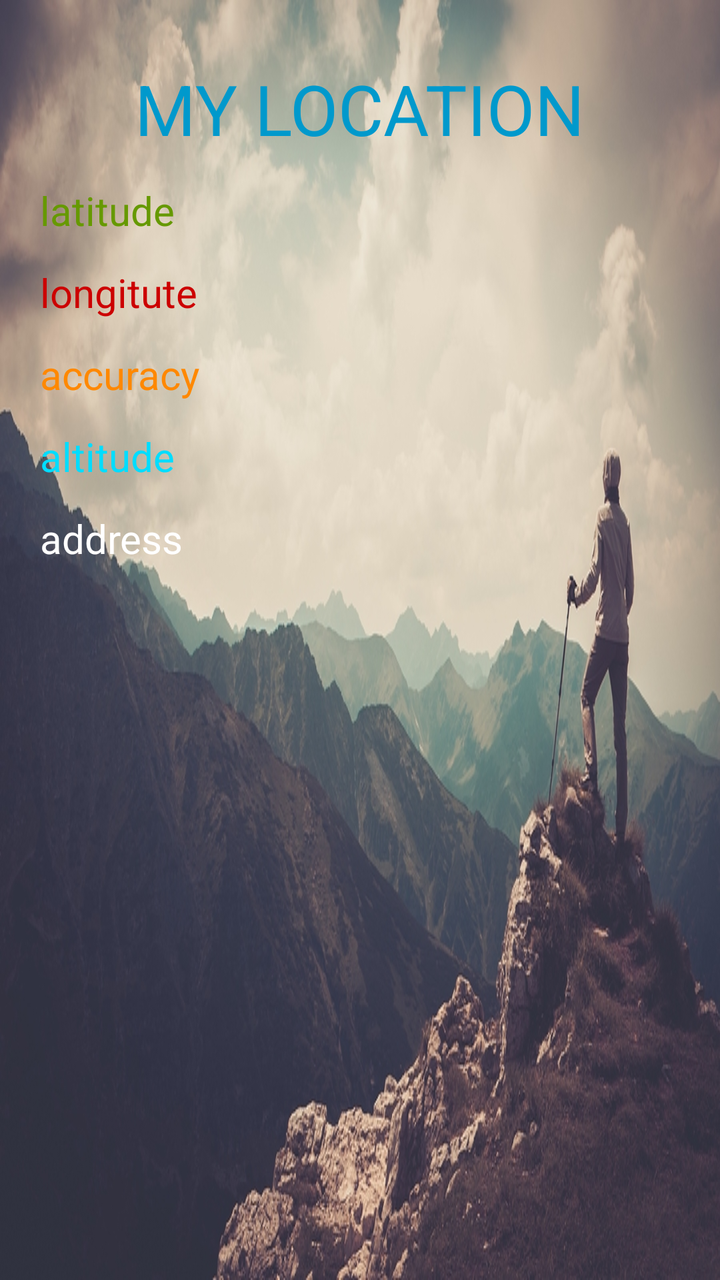
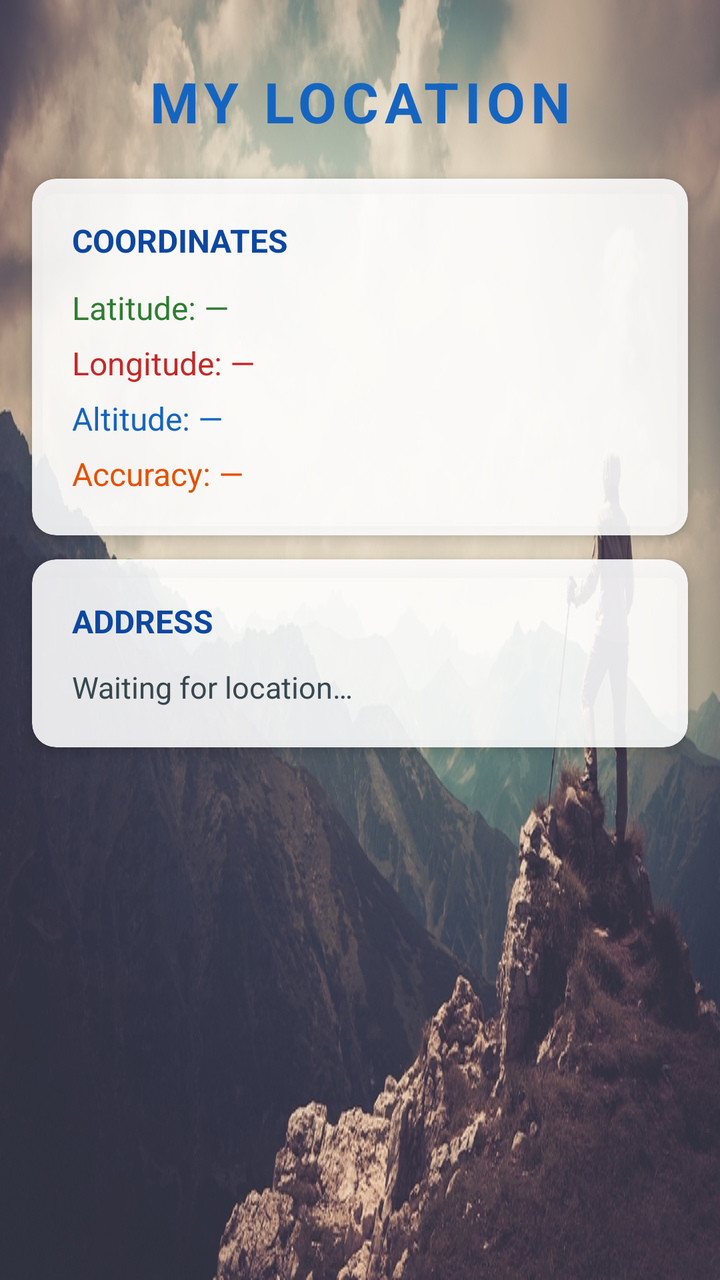

Two renders of the same Android screen: before a commit and after it. Below are the layout's source before the change and the commit's diff.
<!-- AndroidManifest.xml: application theme AppTheme -->
<!-- res/layout/activity_main.xml -->
<?xml version="1.0" encoding="utf-8"?>
<RelativeLayout xmlns:android="http://schemas.android.com/apk/res/android"
    xmlns:app="http://schemas.android.com/apk/res-auto"
    xmlns:tools="http://schemas.android.com/tools"
    android:layout_width="match_parent"
    android:layout_height="match_parent"
    tools:context=".MainActivity"
    android:background="@drawable/back">

    <TextView
        android:layout_width="wrap_content"
        android:layout_height="wrap_content"
        android:layout_alignParentTop="true"
        android:layout_centerHorizontal="true"
        android:layout_marginTop="31dp"
        android:text="MY LOCATION"
        android:textColor="@android:color/holo_blue_dark"
        android:textSize="35dp"
        android:id="@+id/imhere"/>

    <TextView
        android:id="@+id/lat"
        android:layout_width="wrap_content"
        android:layout_height="wrap_content"
        android:layout_below="@+id/imhere"
        android:layout_marginLeft="20dp"
        android:layout_marginTop="14dp"
        android:text="latitude"
        android:textColor="@android:color/holo_green_dark"
        android:textSize="20dp" />

    <TextView
        android:id="@+id/lon"
        android:layout_width="wrap_content"
        android:layout_height="wrap_content"
        android:layout_below="@+id/lat"
        android:layout_marginLeft="20dp"
        android:layout_marginTop="14dp"
        android:text="longitute"
        android:textColor="@android:color/holo_red_dark"
        android:textSize="20dp" />

    <TextView
        android:id="@+id/acc"
        android:layout_width="wrap_content"
        android:layout_height="wrap_content"
        android:layout_below="@+id/lon"
        android:layout_marginLeft="20dp"
        android:layout_marginTop="14dp"
        android:text="accuracy"
        android:textColor="@android:color/holo_orange_dark"
        android:textSize="20dp" />

    <TextView
        android:id="@+id/alt"
        android:layout_width="wrap_content"
        android:layout_height="wrap_content"
        android:layout_below="@+id/acc"
        android:layout_marginLeft="20dp"
        android:layout_marginTop="14dp"
        android:text="altitude"
        android:textColor="@android:color/holo_blue_bright"
        android:textSize="20dp" />

    <TextView
        android:id="@+id/add"
        android:layout_width="wrap_content"
        android:layout_height="wrap_content"
        android:layout_below="@+id/alt"
        android:layout_marginLeft="20dp"
        android:layout_marginTop="14dp"
        android:text="address "
        android:textColor="@android:color/white"
        android:textSize="20dp" />

    <ProgressBar
        android:id="@+id/progressBar"
        style="?android:attr/progressBarStyleSmall"
        android:layout_width="60dp"
        android:layout_height="60dp"
        android:layout_centerHorizontal="true"
        android:layout_marginTop="45dp"
        android:padding="5dp"
        android:visibility="invisible" />


</RelativeLayout>
<!-- resources referenced by this layout -->
<resources>
  <!-- drawable back: jpg bitmap (drawable-v24, 267644 bytes) -->
  <style name="AppTheme" parent="Theme.AppCompat.Light.DarkActionBar">
          
          <item name="colorPrimary">#BCC2C7</item>
          <item name="colorPrimaryDark">#707377</item>
          <item name="colorAccent">@color/colorAccent</item>
      </style>
  <color name="colorAccent">#FF4081</color>
</resources>

<!-- the commit's change to res/layout/activity_main.xml (unified diff, before → after) -->
@@ -1,87 +1,164 @@
 <?xml version="1.0" encoding="utf-8"?>
-<RelativeLayout xmlns:android="http://schemas.android.com/apk/res/android"
+<androidx.constraintlayout.widget.ConstraintLayout
+    xmlns:android="http://schemas.android.com/apk/res/android"
     xmlns:app="http://schemas.android.com/apk/res-auto"
     xmlns:tools="http://schemas.android.com/tools"
     android:layout_width="match_parent"
     android:layout_height="match_parent"
-    tools:context=".MainActivity"
-    android:background="@drawable/back">
+    android:background="@drawable/back"
+    tools:context=".MainActivity">
+
+    
+    <TextView
+        android:id="@+id/titleText"
+        android:layout_width="wrap_content"
+        android:layout_height="wrap_content"
+        android:layout_marginTop="32dp"
+        android:text="@string/title_my_location"
+        android:textColor="@color/colorPrimary"
+        android:textSize="28sp"
+        android:textStyle="bold"
+        android:letterSpacing="0.1"
+        app:layout_constraintEnd_toEndOf="parent"
+        app:layout_constraintStart_toStartOf="parent"
+        app:layout_constraintTop_toTopOf="parent" />
+
+    
+    <ProgressBar
+        android:id="@+id/progressBar"
+        android:layout_width="48dp"
+        android:layout_height="48dp"
+        android:layout_marginTop="16dp"
+        android:visibility="gone"
+        app:layout_constraintEnd_toEndOf="parent"
+        app:layout_constraintStart_toStartOf="parent"
+        app:layout_constraintTop_toBottomOf="@id/titleText" />
 
     <TextView
+        android:id="@+id/statusText"
         android:layout_width="wrap_content"
         android:layout_height="wrap_content"
-        android:layout_alignParentTop="true"
-        android:layout_centerHorizontal="true"
-        android:layout_marginTop="31dp"
-        android:text="MY LOCATION"
-        android:textColor="@android:color/holo_blue_dark"
-        android:textSize="35dp"
-        android:id="@+id/imhere"/>
+        android:layout_marginTop="8dp"
+        android:text="@string/status_fetching"
+        android:textColor="@android:color/darker_gray"
+        android:textSize="14sp"
+        android:visibility="gone"
+        app:layout_constraintEnd_toEndOf="parent"
+        app:layout_constraintStart_toStartOf="parent"
+        app:layout_constraintTop_toBottomOf="@id/progressBar" />
 
-    <TextView
-        android:id="@+id/lat"
-        android:layout_width="wrap_content"
+    
+    <androidx.cardview.widget.CardView
+        android:id="@+id/coordsCard"
+        android:layout_width="0dp"
         android:layout_height="wrap_content"
-        android:layout_below="@+id/imhere"
-        android:layout_marginLeft="20dp"
-        android:layout_marginTop="14dp"
-        android:text="latitude"
-        android:textColor="@android:color/holo_green_dark"
-        android:textSize="20dp" />
+        android:layout_marginStart="16dp"
+        android:layout_marginTop="20dp"
+        android:layout_marginEnd="16dp"
+        app:cardBackgroundColor="#E0FFFFFF"
+        app:cardCornerRadius="12dp"
+        app:cardElevation="4dp"
+        app:layout_constraintEnd_toEndOf="parent"
+        app:layout_constraintStart_toStartOf="parent"
+        app:layout_constraintTop_toBottomOf="@id/statusText">
 
-    <TextView
-        android:id="@+id/lon"
-        android:layout_width="wrap_content"
+        <LinearLayout
+            android:layout_width="match_parent"
+            android:layout_height="wrap_content"
+            android:orientation="vertical"
+            android:padding="20dp">
+
+            <TextView
+                android:layout_width="wrap_content"
+                android:layout_height="wrap_content"
+                android:text="@string/header_coordinates"
+                android:textColor="@color/colorPrimaryDark"
+                android:textSize="16sp"
+                android:textStyle="bold"
+                android:layout_marginBottom="12dp" />
+
+            <TextView
+                android:id="@+id/lat"
+                android:layout_width="wrap_content"
+                android:layout_height="wrap_content"
+                android:drawablePadding="8dp"
+                android:text="@string/default_latitude"
+                android:textColor="#2E7D32"
+                android:textSize="16sp"
+                android:layout_marginBottom="6dp" />
+
+            <TextView
+                android:id="@+id/lon"
+                android:layout_width="wrap_content"
+                android:layout_height="wrap_content"
+                android:drawablePadding="8dp"
+                android:text="@string/default_longitude"
+                android:textColor="#C62828"
+                android:textSize="16sp"
+                android:layout_marginBottom="6dp" />
+
+            <TextView
+                android:id="@+id/alt"
+                android:layout_width="wrap_content"
+                android:layout_height="wrap_content"
+                android:drawablePadding="8dp"
+                android:text="@string/default_altitude"
+                android:textColor="#1565C0"
+                android:textSize="16sp"
+                android:layout_marginBottom="6dp" />
+
+            <TextView
+                android:id="@+id/acc"
+                android:layout_width="wrap_content"
+                android:layout_height="wrap_content"
+                android:drawablePadding="8dp"
+                android:text="@string/default_accuracy"
+                android:textColor="#E65100"
+                android:textSize="16sp" />
+
+        </LinearLayout>
+    </androidx.cardview.widget.CardView>
+
+    
+    <androidx.cardview.widget.CardView
+        android:id="@+id/addressCard"
+        android:layout_width="0dp"
         android:layout_height="wrap_content"
-        android:layout_below="@+id/lat"
-        android:layout_marginLeft="20dp"
-        android:layout_marginTop="14dp"
-        android:text="longitute"
-        android:textColor="@android:color/holo_red_dark"
-        android:textSize="20dp" />
+        android:layout_marginStart="16dp"
+        android:layout_marginTop="12dp"
+        android:layout_marginEnd="16dp"
+        app:cardBackgroundColor="#E0FFFFFF"
+        app:cardCornerRadius="12dp"
+        app:cardElevation="4dp"
+        app:layout_constraintEnd_toEndOf="parent"
+        app:layout_constraintStart_toStartOf="parent"
+        app:layout_constraintTop_toBottomOf="@id/coordsCard">
 
-    <TextView
-        android:id="@+id/acc"
-        android:layout_width="wrap_content"
-        android:layout_height="wrap_content"
-        android:layout_below="@+id/lon"
-        android:layout_marginLeft="20dp"
-        android:layout_marginTop="14dp"
-        android:text="accuracy"
-        android:textColor="@android:color/holo_orange_dark"
-        android:textSize="20dp" />
+        <LinearLayout
+            android:layout_width="match_parent"
+            android:layout_height="wrap_content"
+            android:orientation="vertical"
+            android:padding="20dp">
 
-    <TextView
-        android:id="@+id/alt"
-        android:layout_width="wrap_content"
-        android:layout_height="wrap_content"
-        android:layout_below="@+id/acc"
-        android:layout_marginLeft="20dp"
-        android:layout_marginTop="14dp"
-        android:text="altitude"
-        android:textColor="@android:color/holo_blue_bright"
-        android:textSize="20dp" />
+            <TextView
+                android:layout_width="wrap_content"
+                android:layout_height="wrap_content"
+                android:text="@string/header_address"
+                android:textColor="@color/colorPrimaryDark"
+                android:textSize="16sp"
+                android:textStyle="bold"
+                android:layout_marginBottom="12dp" />
 
-    <TextView
-        android:id="@+id/add"
-        android:layout_width="wrap_content"
-        android:layout_height="wrap_content"
-        android:layout_below="@+id/alt"
-        android:layout_marginLeft="20dp"
-        android:layout_marginTop="14dp"
-        android:text="address "
-        android:textColor="@android:color/white"
-        android:textSize="20dp" />
+            <TextView
+                android:id="@+id/address"
+                android:layout_width="wrap_content"
+                android:layout_height="wrap_content"
+                android:text="@string/default_address"
+                android:textColor="#37474F"
+                android:textSize="15sp"
+                android:lineSpacingExtra="4dp" />
 
-    <ProgressBar
-        android:id="@+id/progressBar"
-        style="?android:attr/progressBarStyleSmall"
-        android:layout_width="60dp"
-        android:layout_height="60dp"
-        android:layout_centerHorizontal="true"
-        android:layout_marginTop="45dp"
-        android:padding="5dp"
-        android:visibility="invisible" />
+        </LinearLayout>
+    </androidx.cardview.widget.CardView>
 
-
-</RelativeLayout>
+</androidx.constraintlayout.widget.ConstraintLayout>
<!-- resource entries referenced after the edit -->
@@ -1,12 +1,23 @@
 <!-- resources referenced by this layout -->
 <resources>
-  <!-- drawable back: jpg bitmap (drawable-v24, 267644 bytes) -->
-  <style name="AppTheme" parent="Theme.AppCompat.Light.DarkActionBar">
-          
-          <item name="colorPrimary">#BCC2C7</item>
-          <item name="colorPrimaryDark">#707377</item>
+  <color name="colorPrimary">#1565C0</color>
+  <color name="colorPrimaryDark">#0D47A1</color>
+  <!-- drawable back: jpg bitmap (drawable, 267644 bytes) -->
+  <string name="default_accuracy">Accuracy: —</string>
+  <string name="default_address">Waiting for location…</string>
+  <string name="default_altitude">Altitude: —</string>
+  <string name="default_latitude">Latitude: —</string>
+  <string name="default_longitude">Longitude: —</string>
+  <string name="header_address">ADDRESS</string>
+  <string name="header_coordinates">COORDINATES</string>
+  <string name="status_fetching">Fetching your location…</string>
+  <string name="title_my_location">MY LOCATION</string>
+  <style name="AppTheme" parent="Theme.MaterialComponents.Light.DarkActionBar">
+          <item name="colorPrimary">@color/colorPrimary</item>
+          <item name="colorPrimaryDark">@color/colorPrimaryDark</item>
           <item name="colorAccent">@color/colorAccent</item>
+          <item name="android:statusBarColor">@color/colorPrimaryDark</item>
       </style>
-  <color name="colorAccent">#FF4081</color>
+  <color name="colorAccent">#00BFA5</color>
 </resources>
 
